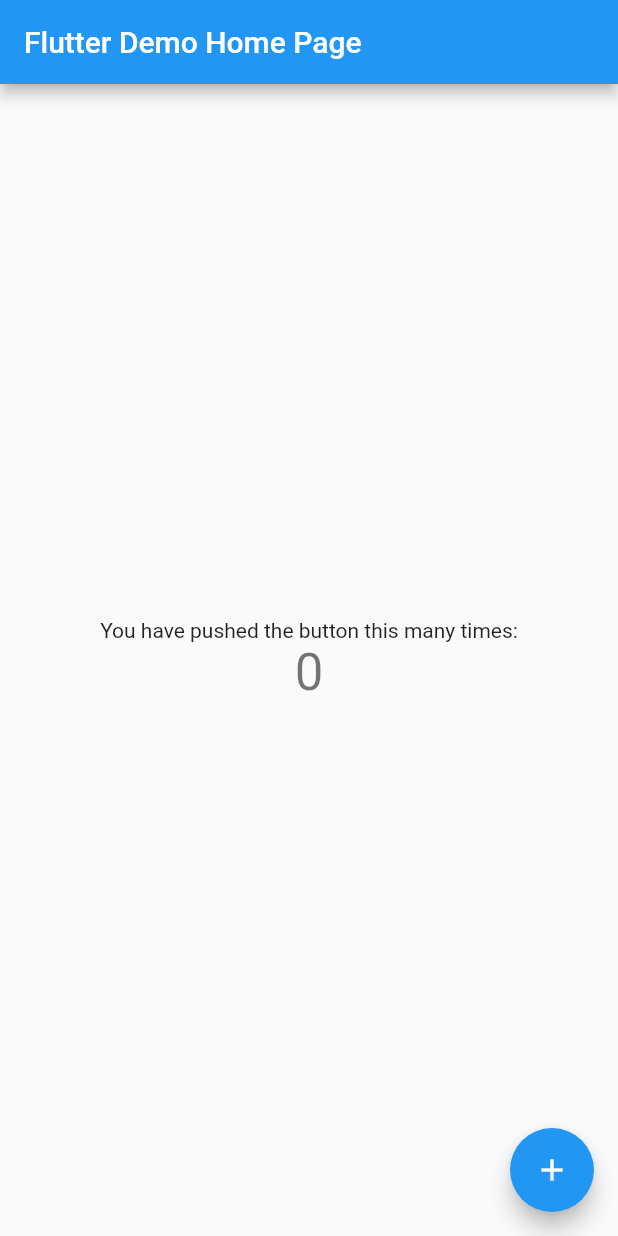
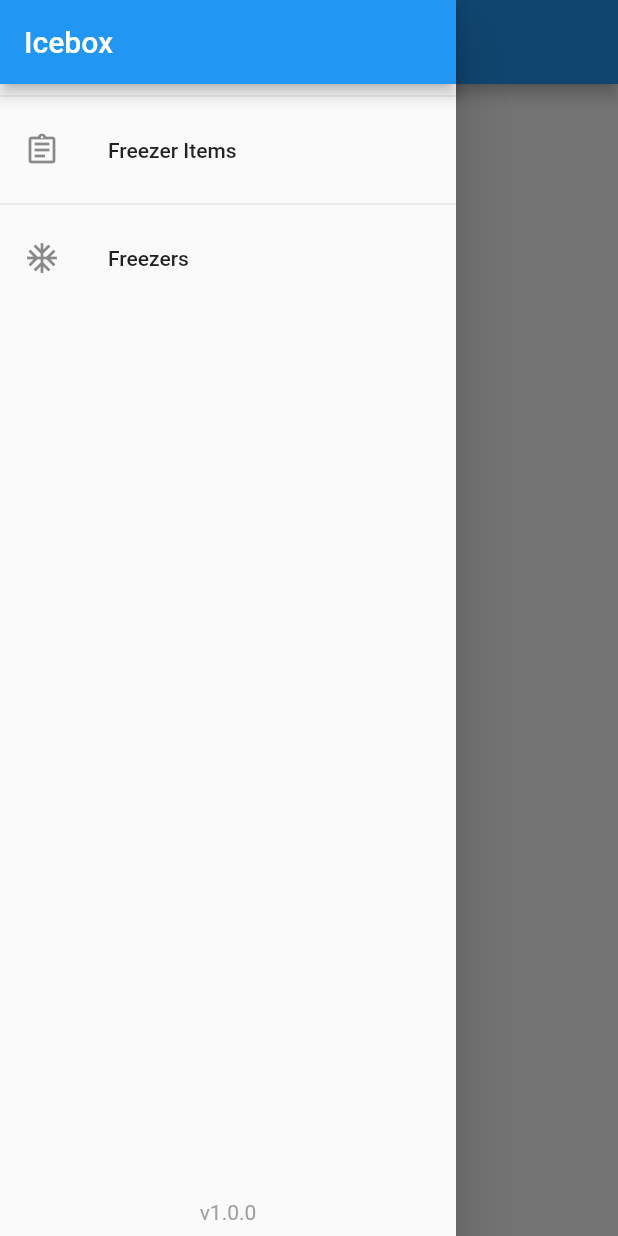
Before and after one commit to iceboxfm/icebox, a Flutter app: the screen it shows after launch, with the side drawer open (before the commit the screen has no drawer), on a phone screen of 412 x 824 dp. Run offline on Flutter 3.47's test engine with Material 2 defaults, Android fonts, the phone set to English and light mode, and no system bars; our stand-ins replace package_info_plus, sqflite; accounts and stored records are empty.

Commit message:
started work on overall scaffold and freezers screen

```diff
--- /dev/null
+++ b/lib/db/freezers_db.dart
@@ -0,0 +1,37 @@
+import 'dart:convert';
+
+import 'package:icebox/db/database_accessor.dart';
+import 'package:icebox/models/freezer.dart';
+
+class FreezersDb {
+  static const String _freezersTable = 'freezers';
+  static const String tableDefinition = '''CREATE TABLE freezers (
+      id INTEGER PRIMARY KEY,
+      description VARCHAR(50) NOT NULL,
+      shelves TEXT NOT NULL
+    )
+  ''';
+
+  static Future<List<Freezer>> retrieve() async {
+    final res = await (await DatabaseAccessor.db.database)
+        .query(_freezersTable, orderBy: 'description desc');
+
+    return res.isNotEmpty ? res.map((r) => _fromMap(r)).toList() : [];
+  }
+
+  static Map<String, dynamic> _toMap(final Freezer freezer) {
+    return {
+      'id': freezer.id,
+      'description': freezer.description,
+      'shelves': jsonEncode(freezer.shelves),
+    };
+  }
+
+  static Freezer _fromMap(final Map<String, dynamic> map) {
+    return Freezer(
+      id: map['id'],
+      description: map['description'],
+      shelves: jsonDecode(map['shelves']),
+    );
+  }
+}
--- a/lib/main.dart
+++ b/lib/main.dart
@@ -1,115 +1,32 @@
 import 'package:flutter/material.dart';
+import 'package:icebox/providers/freezers.dart';
+import 'package:icebox/screens/freezer_items_screen.dart';
+import 'package:icebox/screens/freezers_screen.dart';
+import 'package:provider/provider.dart';
 
-void main() {
-  runApp(const MyApp());
-}
+void main() => runApp(const IceboxApp());
 
-class MyApp extends StatelessWidget {
-  const MyApp({Key? key}) : super(key: key);
+class IceboxApp extends StatelessWidget {
+  const IceboxApp({Key? key}) : super(key: key);
 
-  // This widget is the root of your application.
   @override
   Widget build(BuildContext context) {
-    return MaterialApp(
-      title: 'Flutter Demo',
-      theme: ThemeData(
-        // This is the theme of your application.
-        //
-        // Try running your application with "flutter run". You'll see the
-        // application has a blue toolbar. Then, without quitting the app, try
-        // changing the primarySwatch below to Colors.green and then invoke
-        // "hot reload" (press "r" in the console where you ran "flutter run",
-        // or simply save your changes to "hot reload" in a Flutter IDE).
-        // Notice that the counter didn't reset back to zero; the application
-        // is not restarted.
-        primarySwatch: Colors.blue,
+    return MultiProvider(
+      providers: [
+        ChangeNotifierProvider(create: (_) => Freezers()),
+      ],
+      child: MaterialApp(
+        debugShowCheckedModeBanner: false,
+        home: const FreezerItemsScreen(),
+        routes: {
+          FreezerItemsScreen.routeName: (ctx) => const FreezerItemsScreen(),
+          FreezersScreen.routeName: (ctx) => const FreezersScreen(),
+        },
+        onUnknownRoute: (settings) {
+          return MaterialPageRoute(
+              builder: (ctx) => const FreezerItemsScreen());
+        },
       ),
-      home: const MyHomePage(title: 'Flutter Demo Home Page'),
     );
   }
 }
-
-class MyHomePage extends StatefulWidget {
-  const MyHomePage({Key? key, required this.title}) : super(key: key);
-
-  // This widget is the home page of your application. It is stateful, meaning
-  // that it has a State object (defined below) that contains fields that affect
-  // how it looks.
-
-  // This class is the configuration for the state. It holds the values (in this
-  // case the title) provided by the parent (in this case the App widget) and
-  // used by the build method of the State. Fields in a Widget subclass are
-  // always marked "final".
-
-  final String title;
-
-  @override
-  State<MyHomePage> createState() => _MyHomePageState();
-}
-
-class _MyHomePageState extends State<MyHomePage> {
-  int _counter = 0;
-
-  void _incrementCounter() {
-    setState(() {
-      // This call to setState tells the Flutter framework that something has
-      // changed in this State, which causes it to rerun the build method below
-      // so that the display can reflect the updated values. If we changed
-      // _counter without calling setState(), then the build method would not be
-      // called again, and so nothing would appear to happen.
-      _counter++;
-    });
-  }
-
-  @override
-  Widget build(BuildContext context) {
-    // This method is rerun every time setState is called, for instance as done
-    // by the _incrementCounter method above.
-    //
-    // The Flutter framework has been optimized to make rerunning build methods
-    // fast, so that you can just rebuild anything that needs updating rather
-    // than having to individually change instances of widgets.
-    return Scaffold(
-      appBar: AppBar(
-        // Here we take the value from the MyHomePage object that was created by
-        // the App.build method, and use it to set our appbar title.
-        title: Text(widget.title),
-      ),
-      body: Center(
-        // Center is a layout widget. It takes a single child and positions it
-        // in the middle of the parent.
-        child: Column(
-          // Column is also a layout widget. It takes a list of children and
-          // arranges them vertically. By default, it sizes itself to fit its
-          // children horizontally, and tries to be as tall as its parent.
-          //
-          // Invoke "debug painting" (press "p" in the console, choose the
-          // "Toggle Debug Paint" action from the Flutter Inspector in Android
-          // Studio, or the "Toggle Debug Paint" command in Visual Studio Code)
-          // to see the wireframe for each widget.
-          //
-          // Column has various properties to control how it sizes itself and
-          // how it positions its children. Here we use mainAxisAlignment to
-          // center the children vertically; the main axis here is the vertical
-          // axis because Columns are vertical (the cross axis would be
-          // horizontal).
-          mainAxisAlignment: MainAxisAlignment.center,
-          children: <Widget>[
-            const Text(
-              'You have pushed the button this many times:',
-            ),
-            Text(
-              '$_counter',
-              style: Theme.of(context).textTheme.headline4,
-            ),
-          ],
-        ),
-      ),
-      floatingActionButton: FloatingActionButton(
-        onPressed: _incrementCounter,
-        tooltip: 'Increment',
-        child: const Icon(Icons.add),
-      ), // This trailing comma makes auto-formatting nicer for build methods.
-    );
-  }
-}
--- /dev/null
+++ b/lib/models/freezer.dart
@@ -0,0 +1,37 @@
+class Freezer {
+  final int? id;
+  final String description;
+  final List<String> shelves;
+
+  Freezer({
+    this.id,
+    required this.description,
+    required this.shelves,
+  });
+
+  Freezer copyWith({
+    int? id,
+    String? description,
+    List<String>? shelves,
+  }) =>
+      Freezer(
+        id: id ?? this.id,
+        description: description ?? this.description,
+        shelves: shelves ?? this.shelves,
+      );
+
+  @override
+  String toString() =>
+      'Freezer{id:"$id", description:"$description", shelves:$shelves}';
+
+  static List<Freezer> sort(final List<Freezer> items,
+      [final bool reversed = false]) {
+    var workingItems = [...items];
+
+    workingItems.sort((a, b) {
+      return a.description.compareTo(b.description);
+    });
+
+    return reversed ? workingItems.reversed.toList() : workingItems;
+  }
+}
--- /dev/null
+++ b/lib/providers/freezers.dart
@@ -0,0 +1,15 @@
+import 'package:flutter/widgets.dart';
+import 'dart:developer' as dev;
+
+import 'package:icebox/db/freezers_db.dart';
+import 'package:icebox/models/freezer.dart';
+
+class Freezers with ChangeNotifier {
+  static const String _tag = 'icebox.providers.freezers';
+
+  Future<List<Freezer>> get freezers async {
+    return FreezersDb.retrieve();
+  }
+
+  // FIXME: create, update, delete
+}
--- /dev/null
+++ b/lib/screens/freezer_items_screen.dart
@@ -0,0 +1,44 @@
+import 'package:flutter/material.dart';
+import 'package:icebox/wigets/app_drawer.dart';
+
+class FreezerItemsScreen extends StatelessWidget {
+  static const String routeName = '/freezer-items';
+
+  const FreezerItemsScreen({Key? key}) : super(key: key);
+
+  @override
+  Widget build(final BuildContext context) {
+    return Scaffold(
+      appBar: AppBar(
+        title: const Text("Freezer Items"),
+        // FIXME: implement
+        // actions: [
+        //   IconButton(
+        //     icon: const Icon(Icons.category),
+        //     onPressed: () => showDialog(
+        //       context: context,
+        //       builder: (ctx) => CategoryDialog(),
+        //     ).then((value) => freezerItems.limitCategory(value)),
+        //   ),
+        //   IconButton(
+        //     icon: const Icon(Icons.sort),
+        //     onPressed: () => showDialog(
+        //       context: context,
+        //       builder: (ctx) => SortDialog(freezerItems.sortBy),
+        //     ).then((value) => freezerItems.sortingBy(value)),
+        //   ),
+        //   IconButton(
+        //     icon: const Icon(Icons.search),
+        //     onPressed: () => freezerItems.filteringBy(''),
+        //   ),
+        // ],
+      ),
+      drawer: AppDrawer(),
+      body: const Center(child: Text('Freezer items listed here.')),
+/*      floatingActionButton: FloatingActionButton(
+        child: const Icon(Icons.add),
+        onPressed: () => Navigator.of(context).pushNamed(ItemScreen.routeName),
+      ),*/
+    );
+  }
+}
--- /dev/null
+++ b/lib/screens/freezers_screen.dart
@@ -0,0 +1,23 @@
+import 'package:flutter/material.dart';
+import 'package:icebox/wigets/app_drawer.dart';
+
+class FreezersScreen extends StatelessWidget {
+  static const String routeName = '/freezers';
+
+  const FreezersScreen({Key? key}) : super(key: key);
+
+  @override
+  Widget build(final BuildContext context) {
+    return Scaffold(
+      appBar: AppBar(
+        title: const Text("Freezers"),
+      ),
+      drawer: AppDrawer(),
+      body: const Center(child: Text('Freezers listed here.')),
+      // floatingActionButton: FloatingActionButton(
+      //   child: const Icon(Icons.add),
+      //   onPressed: () => Navigator.of(context).pushNamed(ItemScreen.routeName),
+      // ),
+    );
+  }
+}
--- /dev/null
+++ b/lib/wigets/app_drawer.dart
@@ -0,0 +1,74 @@
+import 'package:flutter/material.dart';
+import 'package:icebox/screens/freezer_items_screen.dart';
+import 'package:icebox/screens/freezers_screen.dart';
+import 'package:package_info_plus/package_info_plus.dart';
+
+class AppDrawer extends StatefulWidget {
+  @override
+  _AppDrawerState createState() => _AppDrawerState();
+}
+
+class _AppDrawerState extends State<AppDrawer> {
+  PackageInfo _packageInfo = PackageInfo(
+    appName: 'Unknown',
+    packageName: 'Unknown',
+    version: 'Unknown',
+    buildNumber: 'Unknown',
+  );
+
+  @override
+  void initState() {
+    super.initState();
+    _initPackageInfo();
+  }
+
+  // FIXME: consider refactoring this to a future-builder
+
+  @override
+  Widget build(BuildContext context) {
+    return Drawer(
+      child: Column(
+        children: [
+          AppBar(
+            // FIXME: add an icon?
+            title: const Text('Icebox'),
+            automaticallyImplyLeading: false,
+          ),
+          const Divider(),
+          ListTile(
+            leading: const Icon(Icons.assignment_outlined),
+            title: const Text('Freezer Items'),
+            onTap: () {
+              Navigator.of(context).pushReplacementNamed(FreezerItemsScreen.routeName);
+            },
+          ),
+          const Divider(),
+          ListTile(
+            leading: const Icon(Icons.ac_unit_outlined),
+            title: const Text('Freezers'),
+            onTap: () {
+              Navigator.of(context).pushReplacementNamed(FreezersScreen.routeName);
+            },
+          ),
+          // const Divider(),
+          // FIXME: impl
+          // const AboutApp(),
+          // const Divider(),
+          const Spacer(),
+          Padding(
+            padding: const EdgeInsets.all(8.0),
+            child: Text(
+              'v${_packageInfo.version}',
+              style: const TextStyle(color: Colors.grey),
+            ),
+          ),
+        ],
+      ),
+    );
+  }
+
+  Future<void> _initPackageInfo() async {
+    final PackageInfo info = await PackageInfo.fromPlatform();
+    setState(() => _packageInfo = info);
+  }
+}
```
Also changed, not shown: lib/db/database_accessor.dart (added, +34 -0 lines), pubspec.yaml (+8 -0 lines), pubspec.lock.
